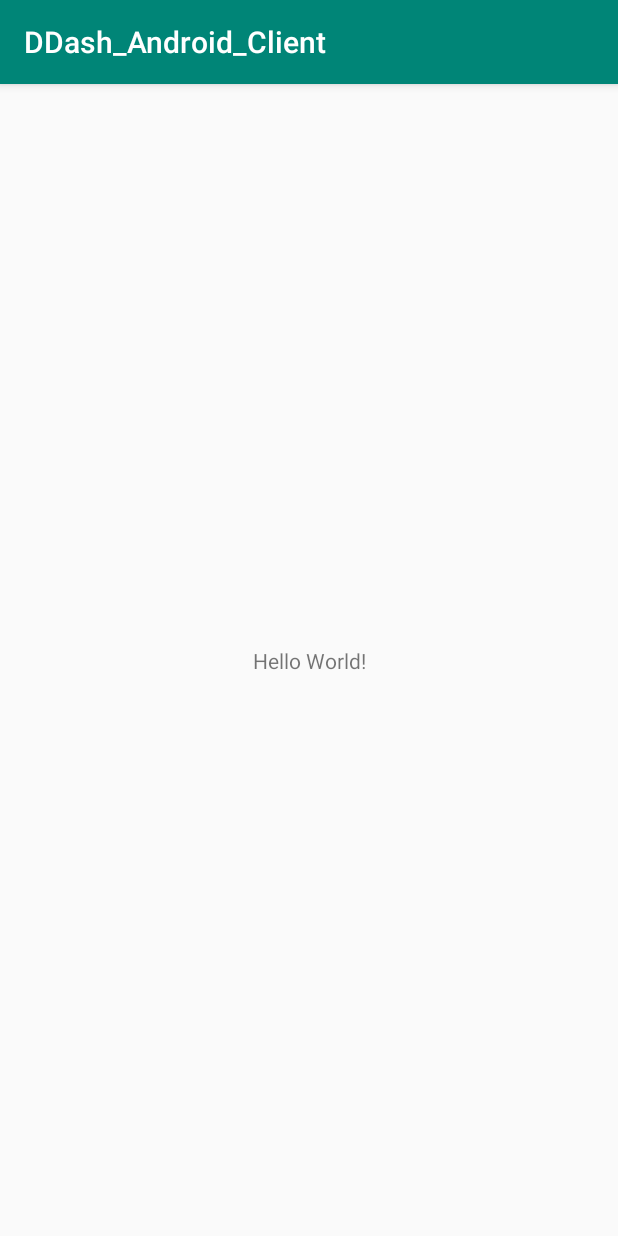
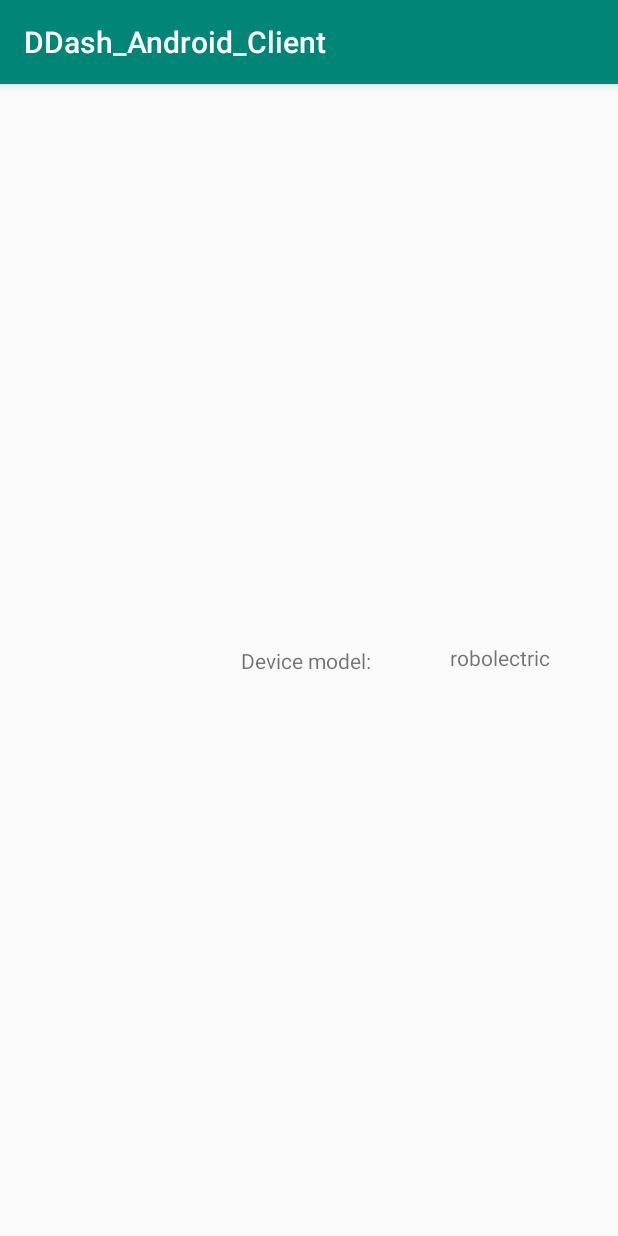
Before and after one commit to darkopoppin/DDash, an Android app: the screen it shows after launch (MainActivity), on a phone screen of 412 x 824 dp. Run offline under Robolectric (Android 15) with nearby library versions, the phone set to English and light mode, and no system bars.

Commit message:
Show phone build

```diff
--- a/DDash_Android_Client/app/src/main/java/com/ddash/android_client/MainActivity.java
+++ b/DDash_Android_Client/app/src/main/java/com/ddash/android_client/MainActivity.java
@@ -1,7 +1,9 @@
 package com.ddash.android_client;
 
+import android.os.Build;
 import android.support.v7.app.AppCompatActivity;
 import android.os.Bundle;
+import android.widget.TextView;
 
 public class MainActivity extends AppCompatActivity {
 
@@ -9,5 +11,11 @@ public class MainActivity extends AppCompatActivity {
     protected void onCreate(Bundle savedInstanceState) {
         super.onCreate(savedInstanceState);
         setContentView(R.layout.activity_main);
+        TextView keyField = findViewById(R.id.textView);
+        keyField.setText("Device model: ");
+
+        String devModel = Build.MODEL;
+        TextView valueField = findViewById(R.id.textView1);
+        valueField.setText(devModel);
     }
 }
--- a/DDash_Android_Client/app/src/main/res/layout/activity_main.xml
+++ b/DDash_Android_Client/app/src/main/res/layout/activity_main.xml
@@ -7,12 +7,34 @@
     tools:context=".MainActivity">
 
     <TextView
+        android:id="@+id/textView"
         android:layout_width="wrap_content"
         android:layout_height="wrap_content"
-        android:text="Hello World!"
+        android:layout_marginStart="8dp"
+        android:layout_marginLeft="8dp"
+        android:layout_marginTop="8dp"
+        android:layout_marginEnd="8dp"
+        android:layout_marginRight="8dp"
+        android:layout_marginBottom="8dp"
         app:layout_constraintBottom_toBottomOf="parent"
-        app:layout_constraintLeft_toLeftOf="parent"
-        app:layout_constraintRight_toRightOf="parent"
+        app:layout_constraintEnd_toEndOf="parent"
+        app:layout_constraintHorizontal_bias="0.498"
+        app:layout_constraintStart_toStartOf="parent"
         app:layout_constraintTop_toTopOf="parent" />
 
+    <TextView
+        android:id="@+id/textView1"
+        android:layout_width="wrap_content"
+        android:layout_height="23dp"
+        android:layout_marginStart="8dp"
+        android:layout_marginLeft="8dp"
+        android:layout_marginTop="8dp"
+        android:layout_marginEnd="8dp"
+        android:layout_marginRight="8dp"
+        android:layout_marginBottom="8dp"
+        app:layout_constraintBottom_toBottomOf="parent"
+        app:layout_constraintEnd_toEndOf="parent"
+        app:layout_constraintHorizontal_bias="0.523"
+        app:layout_constraintStart_toEndOf="@+id/textView"
+        app:layout_constraintTop_toTopOf="parent" />
 </android.support.constraint.ConstraintLayout>
```
